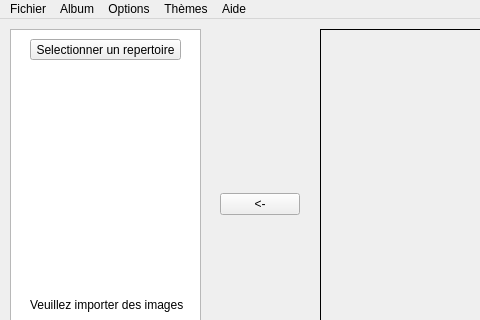
Above: projet/mainwindow.ui from BlackFox3000/M1-IHM-Project before the change; both pictures show x 0 to 480 and y 0 to 320 of the 1280 by 720 pixel window. Below: the same form after it.
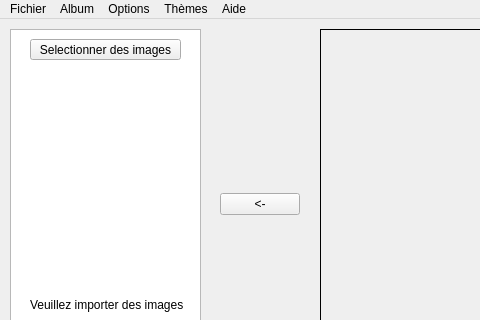
That is the form after the change.

Commit message: modification nom button

Diff of the .ui file:
```diff
--- a/projet/mainwindow.ui
+++ b/projet/mainwindow.ui
@@ -442,7 +442,7 @@
      </rect>
     </property>
     <property name="text">
-     <string>Selectionner un repertoire</string>
+     <string>Selectionner des images</string>
     </property>
    </widget>
   </widget>
```
Left out of the diff: 2 changed lines with no effect on the pictures. The commit also changes 3 other files.
